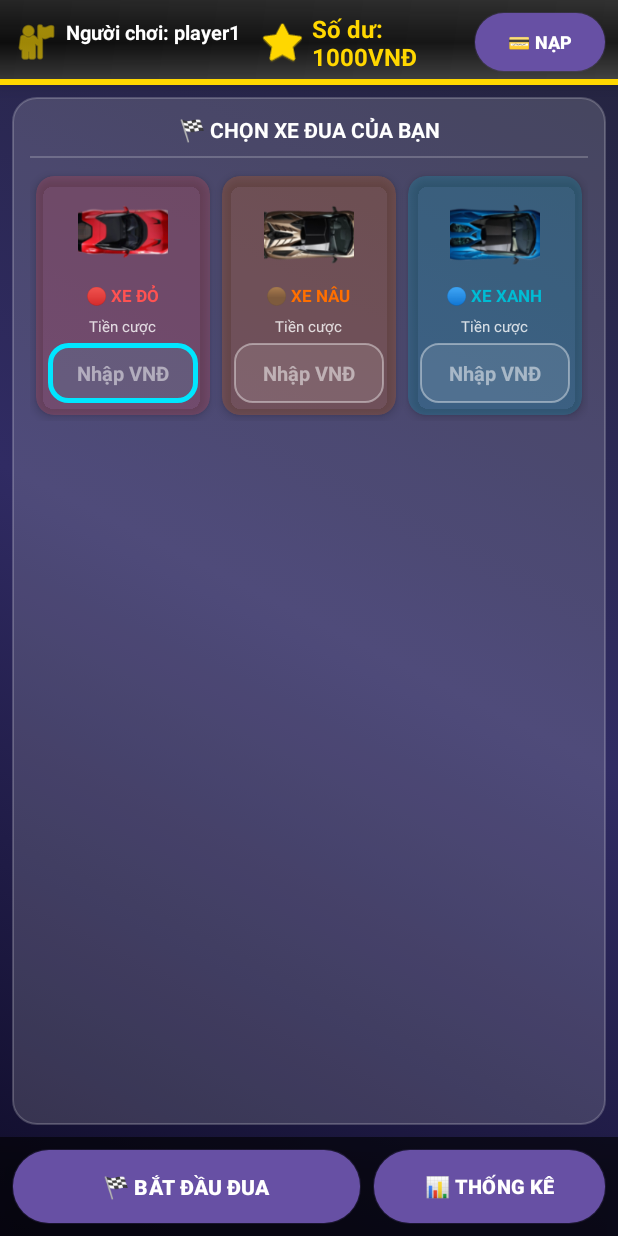
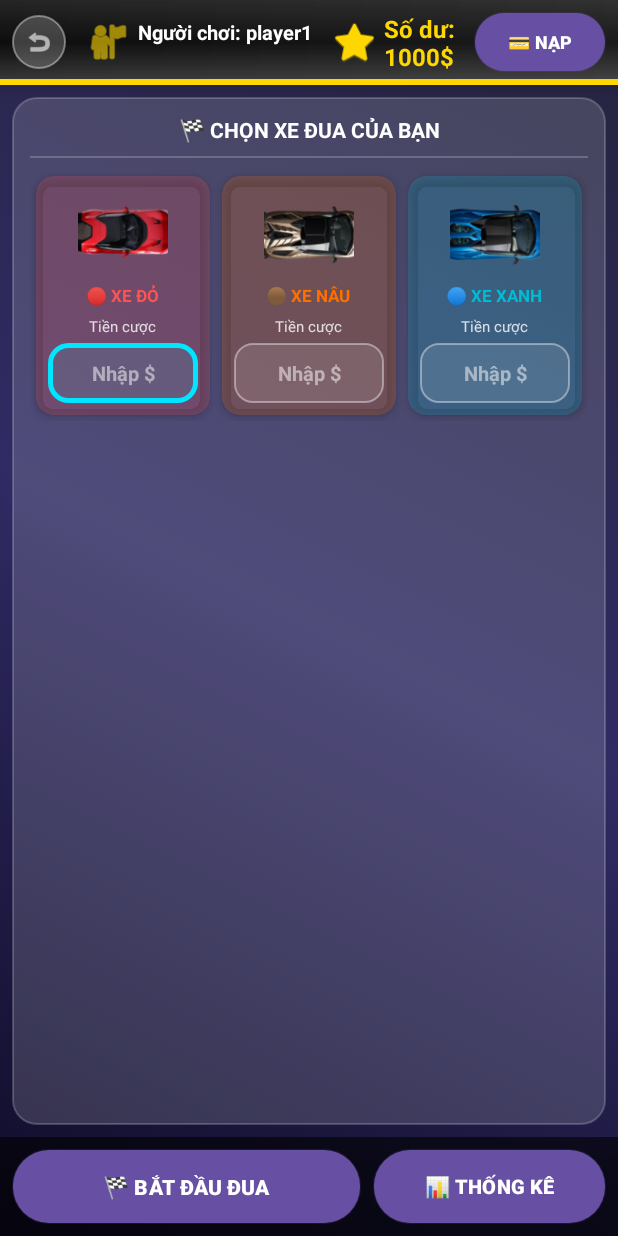
Before and after one commit to BTShinC/PRM392_DuaNgua, an Android app: the layout activity_main.xml on its own in the app's theme, with its tools: preview values and no code run, on a phone screen of 412 x 824 dp. Run offline under Robolectric (Android 15) with nearby library versions, the phone set to English and light mode, and no system bars.

Commit message:
Add return button for Betting

```diff
--- a/app/src/main/java/com/example/group1_duangua/MainActivity.java
+++ b/app/src/main/java/com/example/group1_duangua/MainActivity.java
@@ -14,6 +14,7 @@ import android.util.Log;
 import android.view.View;
 import android.widget.Button;
 import android.widget.EditText;
+import android.widget.ImageButton;
 import android.widget.TextView;
 import android.widget.Toast;
 
@@ -83,6 +84,7 @@ public class MainActivity extends AppCompatActivity {
             anim.start();
         }
 
+
         Button btnStartRace = findViewById(R.id.btnStartRace);
         btnStartRace.setOnClickListener(v -> {
             ArrayList<Bet> userBets = new ArrayList<>();
@@ -147,6 +149,13 @@ public class MainActivity extends AppCompatActivity {
             if (edtBetCar1 != null) edtBetCar1.setText("");
             if (edtBetCar2 != null) edtBetCar2.setText("");
             if (edtBetCar3 != null) edtBetCar3.setText("");
+        });
+
+        ImageButton btnBack = findViewById(R.id.btnBack);
+        btnBack.setOnClickListener(v -> {
+            Intent intent = new Intent(MainActivity.this, MainLoginActivity.class);
+            startActivity(intent);
+            finish();
         });
 
         Button btnRecharge = findViewById(R.id.btnRecharge);
--- /dev/null
+++ b/app/src/main/res/drawable/btn_back_bg.xml
@@ -0,0 +1,28 @@
+<ripple xmlns:android="http://schemas.android.com/apk/res/android"
+    android:color="#33FFFFFF">
+
+    <item>
+        <selector>
+            <!-- State khi pressed -->
+            <item android:state_pressed="true">
+                <shape android:shape="oval">
+                    <solid android:color="#66FFD700"/>
+                    <stroke
+                        android:width="2dp"
+                        android:color="#FFD700"/>
+                </shape>
+            </item>
+
+            <!-- State bình thường -->
+            <item>
+                <shape android:shape="oval">
+                    <solid android:color="#33FFFFFF"/>
+                    <stroke
+                        android:width="1dp"
+                        android:color="#66FFFFFF"/>
+                </shape>
+            </item>
+        </selector>
+    </item>
+
+</ripple>
--- a/app/src/main/res/layout/activity_main.xml
+++ b/app/src/main/res/layout/activity_main.xml
@@ -21,6 +21,19 @@
         app:layout_constraintStart_toStartOf="parent"
         app:layout_constraintEnd_toEndOf="parent">
 
+        <!-- Nút Back -->
+        <ImageButton
+            android:id="@+id/btnBack"
+            android:layout_width="36dp"
+            android:layout_height="36dp"
+            android:background="@drawable/btn_back_bg"
+            android:src="@android:drawable/ic_menu_revert"
+            android:contentDescription="Quay lại"
+            app:tint="@android:color/white"
+            android:scaleType="centerInside"
+            android:padding="8dp"
+            android:layout_marginEnd="12dp"/>
+
         <TextView
             android:id="@+id/tvUsername"
             android:layout_width="wrap_content"
@@ -39,7 +52,7 @@
             android:layout_height="wrap_content"
             android:layout_marginStart="12dp"
             android:layout_weight="1"
-            android:text="Số dư: 1000VNĐ"
+            android:text="Số dư: 1000$"
             android:textColor="#FFD700"
             android:textSize="16sp"
             android:textStyle="bold"
@@ -153,7 +166,7 @@
                             android:id="@+id/edtBetCar1"
                             android:layout_width="match_parent"
                             android:layout_height="40dp"
-                            android:hint="Nhập VNĐ"
+                            android:hint="Nhập $"
                             android:inputType="number"
                             android:textColor="@android:color/white"
                             android:textColorHint="#80FFFFFF"
@@ -213,7 +226,7 @@
                             android:id="@+id/edtBetCar2"
                             android:layout_width="match_parent"
                             android:layout_height="40dp"
-                            android:hint="Nhập VNĐ"
+                            android:hint="Nhập $"
                             android:inputType="number"
                             android:textColor="@android:color/white"
                             android:textColorHint="#80FFFFFF"
@@ -273,7 +286,7 @@
                             android:id="@+id/edtBetCar3"
                             android:layout_width="match_parent"
                             android:layout_height="40dp"
-                            android:hint="Nhập VNĐ"
+                            android:hint="Nhập $"
                             android:inputType="number"
                             android:textColor="@android:color/white"
                             android:textColorHint="#80FFFFFF"
```
